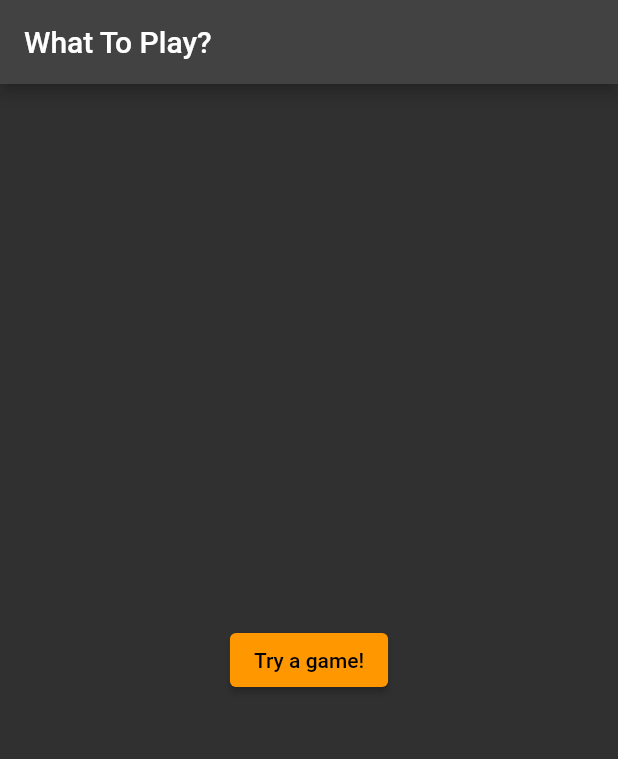
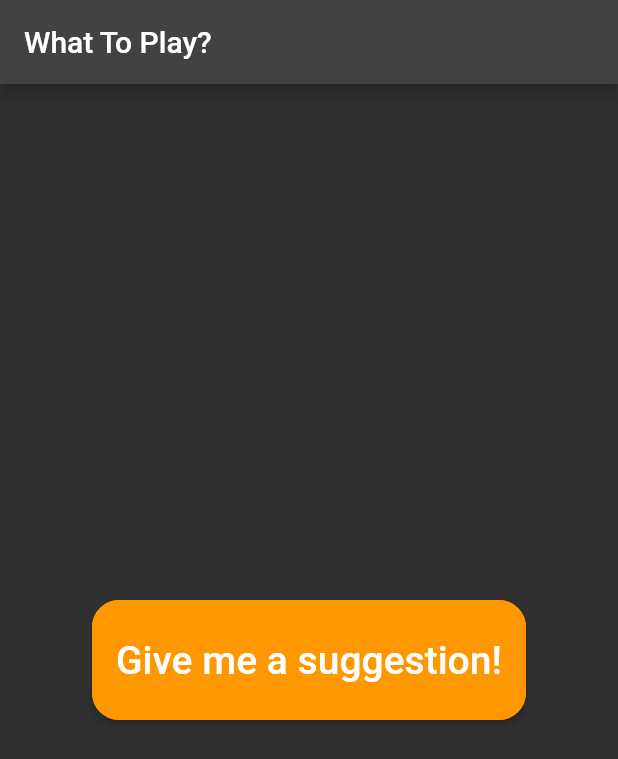
Before and after one commit to GlendaEsteves/what-to-play-app, a Flutter app: the screen it shows after launch, on a phone screen of 412 x 824 dp. Shown: the top 759 px of the screen. Run offline on Flutter 3.47's test engine with Material 2 defaults, Android fonts, the phone set to English and light mode, and no system bars; network calls fail.

Commit message:
Sorteio dos jogos

```diff
--- a/lib/main.dart
+++ b/lib/main.dart
@@ -59,7 +59,19 @@ class _MyHomePageState extends State<MyHomePage> {
                       builder: (context) =>
                           GenresScreen(listGenres: listNamesGenres)));
             },
-            child: const Text('Try a game!')),
+            child: const Text(
+              'Give me a suggestion!',
+              style: TextStyle(fontSize: 26, color: Colors.white),
+            ),
+            style: ButtonStyle(
+                minimumSize: MaterialStateProperty.all(const Size(200, 80)),
+                backgroundColor:
+                    MaterialStateProperty.all<Color>(Colors.orange),
+                shape: MaterialStateProperty.all<RoundedRectangleBorder>(
+                    RoundedRectangleBorder(
+                  borderRadius: BorderRadius.circular(18.0),
+                  side: const BorderSide(color: Colors.orange),
+                )))),
       ),
     );
   }
--- a/lib/model/name_games.dart
+++ b/lib/model/name_games.dart
@@ -1,5 +1,3 @@
-import 'package:what_to_play/model/name_genres.dart';
-
 class NameGames {
   String nameGames;
 
```
Also changed, not shown: lib/model/buttons.dart (+11 -5 lines), lib/screen/games.dart (+22 -4 lines), lib/screen/genres.dart (+7 -1 lines).
